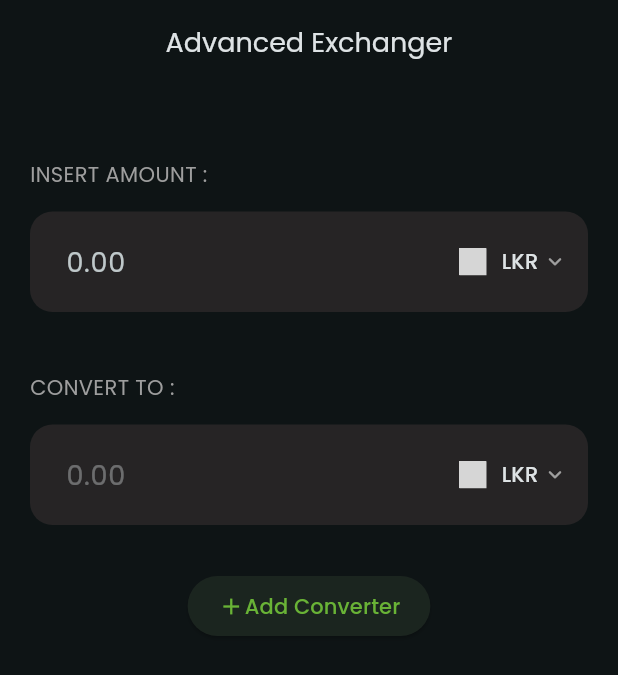
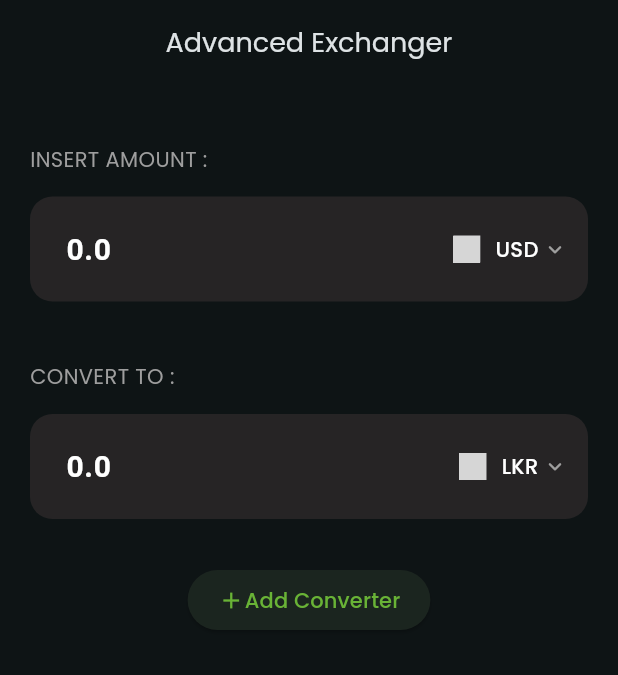
Before and after one commit to RaveenRPY/RateMate, a Flutter app: the ConversionView screen opened directly, on a phone screen of 412 x 824 dp. Shown: the top 675 px of the screen. Run offline on Flutter 3.47's test engine with Material 3 defaults, Android fonts, the light colour scheme and no system bars; our stand-ins replace bloc, dartz, dio, flutter_bloc, google_fonts; missing offline and left inert: country_currency_pickers, country_flags, currency_picker, money2; network calls fail; Roboto replaces fonts that are missing (Orbit); statements that could not run were skipped; grey boxes are pictures that could not be loaded.

Commit message:
Add styling

```diff
--- a/lib/features/presentation/views/conversion_view.dart
+++ b/lib/features/presentation/views/conversion_view.dart
@@ -5,6 +5,7 @@ import 'package:flutter/material.dart';
 import 'package:google_fonts/google_fonts.dart';
 import 'package:country_flags/country_flags.dart';
 import 'package:money2/money2.dart' as money2;
+import 'package:ratemate/utils/app_styles.dart';
 import 'package:ratemate/utils/app_utils.dart';
 
 import '../widgets/currency_container.dart';
@@ -19,6 +20,9 @@ class ConversionView extends StatefulWidget {
 class _ConversionViewState extends State<ConversionView> {
   String currencyCode = 'LKR';
   String? countryCode;
+  double mainAmount = 0;
+
+  TextEditingController mainAmountController = TextEditingController();
 
   @override
   void initState() {
@@ -46,22 +50,36 @@ class _ConversionViewState extends State<ConversionView> {
               child: Column(
                 crossAxisAlignment: CrossAxisAlignment.start,
                 children: [
-              const SizedBox(height: 50),
+                  const SizedBox(height: 40),
                   Text(
                     'INSERT AMOUNT :',
-                style: GoogleFonts.poppins(color: Colors.grey),
+                    style: AppStyling.thin14Grey(),
                   ),
                   const SizedBox(height: 15),
                   CurrencyContainer(
                     isBaseCurrency: true,
+                    currencyCode: 'USD',
+                    controller: mainAmountController,
+                    onAmountChanged: (amount) {
+                      setState(() {
+                        // mainAmount = double.tryParse(amount) ?? 0;
+                      });
+                    },
                   ),
                   const SizedBox(height: 40),
                   Text(
                     'CONVERT TO :',
-                style: GoogleFonts.poppins(color: Colors.grey),
+                    style: AppStyling.thin14Grey(),
                   ),
                   const SizedBox(height: 15),
-              CurrencyContainer(),
+                  CurrencyContainer(
+                    currencyCode: 'LKR',
+                    onAmountChanged: (amount) {
+                      // Do something with the converted amount
+                    },
+                    // amount2Convert: mainAmountController.text,
+                    initialValue: mainAmountController.text,
+                  ),
                   const SizedBox(height: 30),
                   Center(
                     child: ElevatedButton(
--- a/lib/features/presentation/views/splash_view.dart
+++ b/lib/features/presentation/views/splash_view.dart
@@ -15,15 +15,12 @@ class _SplashViewState extends State<SplashView> {
 
   @override
   void initState() {
-    BlocProvider.of<RatesBloc>(context).add(RatesRequestEvent(baseCode: 'LKR'));
+    BlocProvider.of<RatesBloc>(context).add(RatesRequestEvent(baseCode: 'USD'));
     super.initState();
   }
 
   @override
   void didChangeDependencies() async {
-    await Future.delayed(const Duration(seconds: 2), () {
-
-    });
     super.didChangeDependencies();
   }
 
--- a/lib/features/presentation/widgets/currency_container.dart
+++ b/lib/features/presentation/widgets/currency_container.dart
@@ -2,20 +2,27 @@ import 'package:country_flags/country_flags.dart';
 import 'package:currency_picker/currency_picker.dart';
 import 'package:flutter/material.dart';
 import 'package:google_fonts/google_fonts.dart';
+import 'package:ratemate/utils/app_constants.dart';
+import 'package:ratemate/utils/app_styles.dart';
 import 'package:ratemate/utils/app_utils.dart';
 
 class CurrencyContainer extends StatefulWidget {
   bool? isBaseCurrency;
+  String? amount2Convert;
   TextEditingController? controller;
   String? initialValue;
   String? currencyCode;
+  final ValueChanged<String>? onAmountChanged;
 
-  CurrencyContainer(
-      {super.key,
-      this.isBaseCurrency,
-      this.controller,
-      this.initialValue,
-      this.currencyCode});
+  CurrencyContainer({
+    super.key,
+    this.isBaseCurrency = false,
+    this.amount2Convert,
+    this.controller,
+    this.initialValue,
+    this.currencyCode,
+    this.onAmountChanged,
+  });
 
   @override
   State<CurrencyContainer> createState() => _CurrencyContainerState();
@@ -24,35 +31,56 @@ class CurrencyContainer extends StatefulWidget {
 class _CurrencyContainerState extends State<CurrencyContainer> {
   String? countryCode;
   String? currencyCode;
-  String? amount;
+  late TextEditingController controller;
+  late double rateFactor;
 
   @override
   void initState() {
-    setState(() {
-      currencyCode = widget.currencyCode ?? 'LKR';
-      countryCode = AppUtils.currency2CountryCode(currencyCode!);
-    });
     super.initState();
+    currencyCode = widget.currencyCode ?? 'LKR';
+    countryCode = AppUtils.currency2CountryCode(currencyCode!);
+    controller = widget.controller ?? TextEditingController();
+    controller.addListener(_onControllerChanged);
+
+    rateFactor = AppConstants.ratesMap[currencyCode]!;
+  }
+
+  @override
+  void dispose() {
+    controller.removeListener(_onControllerChanged);
+    if (!widget.isBaseCurrency!) {
+      controller.dispose();
+    }
+    super.dispose();
+  }
+
+  void _onControllerChanged() {
+    if (widget.onAmountChanged != null) {
+      widget.onAmountChanged!(controller.text);
+    }
   }
 
   @override
   Widget build(BuildContext context) {
     return TextFormField(
-      controller: widget.controller,
-
-      onTapOutside: (PointerDownEvent event) {
-        FocusScope.of(context).unfocus();
+      controller: widget.isBaseCurrency! ? controller : null,
+      cursorColor: Colors.green,
+      keyboardType: TextInputType.number,
+      style: AppStyling.bold20White(),
+      onChanged: (amount) {
+        _onControllerChanged();
       },
-      initialValue: widget.initialValue,
-      cursorColor: Colors.green,
-      style: GoogleFonts.poppins(fontSize: 18),
+      onTapOutside: (PointerDownEvent p){FocusScope.of(context).unfocus();},
       decoration: InputDecoration(
         enabled: widget.isBaseCurrency ?? false,
-        contentPadding: const EdgeInsets.fromLTRB(20, 20,10,20),
+        contentPadding: const EdgeInsets.fromLTRB(20, 20, 10, 20),
         filled: true,
+        hintStyle: AppStyling.bold20White(),
         fillColor: const Color(0xff262425),
         border: OutlineInputBorder(borderRadius: BorderRadius.circular(15)),
-        hintText: widget.initialValue ?? '0.00',
+        hintText: widget.initialValue == '' || widget.initialValue == null
+            ? '0.0'
+            : ((double.parse(widget.initialValue!) * rateFactor).toStringAsFixed(2)).toString(),
         enabledBorder: OutlineInputBorder(
             borderSide: const BorderSide(color: Colors.transparent),
             borderRadius: BorderRadius.circular(15)),
@@ -62,7 +90,6 @@ class _CurrencyContainerState extends State<CurrencyContainer> {
         focusedBorder: OutlineInputBorder(
             borderSide: const BorderSide(color: Colors.green, width: 1.5),
             borderRadius: BorderRadius.circular(15)),
-
         suffixIcon: Padding(
           padding: const EdgeInsets.only(right: 10),
           child: Material(
@@ -85,14 +112,14 @@ class _CurrencyContainerState extends State<CurrencyContainer> {
                     const SizedBox(width: 10),
                     Text(
                       currencyCode!,
-                      style: GoogleFonts.poppins(fontWeight: FontWeight.w500),
+                      style: AppStyling.medium14White(),
                     ),
                     const SizedBox(width: 2),
                     const Icon(
                       Icons.keyboard_arrow_down_rounded,
                       size: 18,
                       color: Colors.grey,
-                    )
+                    ),
                   ],
                 ),
               ),
@@ -106,16 +133,16 @@ class _CurrencyContainerState extends State<CurrencyContainer> {
                   onSelect: (Currency currency) {
                     setState(() {
                       currencyCode = currency.code;
-                      countryCode = AppUtils.currency2CountryCode(currencyCode!);
+                      countryCode =
+                          AppUtils.currency2CountryCode(currencyCode!);
                     });
                   },
+                  currencyFilter: AppConstants.currencyList,
                   theme: CurrencyPickerThemeData(
                     flagSize: 25,
-                    titleTextStyle: const TextStyle(fontSize: 17),
-                    subtitleTextStyle: TextStyle(
-                        fontSize: 15, color: Theme.of(context).hintColor),
+                    titleTextStyle: AppStyling.medium16White(),
+                    subtitleTextStyle: AppStyling.thin14Grey().copyWith(color: Theme.of(context).hintColor),
                     bottomSheetHeight: MediaQuery.of(context).size.height * 0.8,
-                    //Optional. Styles the search field.
                     inputDecoration: InputDecoration(
                       labelText: 'Search',
                       prefixIcon: const Icon(Icons.search),
--- /dev/null
+++ b/lib/utils/app_constants.dart
@@ -0,0 +1,4 @@
+class AppConstants {
+  static List<String> currencyList = [];
+  static Map<String, double> ratesMap = {};
+}
--- /dev/null
+++ b/lib/utils/app_styles.dart
@@ -0,0 +1,17 @@
+import 'package:flutter/material.dart';
+import 'package:google_fonts/google_fonts.dart';
+
+class AppStyling {
+  static TextStyle thin14Grey() {
+    return GoogleFonts.poppins(color: Colors.grey, fontSize: 14);
+  }
+  static TextStyle medium14White() {
+    return GoogleFonts.poppins(fontWeight: FontWeight.w500, fontSize: 14, color: Colors.white);
+  }
+  static TextStyle medium16White() {
+    return GoogleFonts.poppins(fontWeight: FontWeight.w500, fontSize: 16, color: Colors.white);
+  }
+  static TextStyle bold20White() {
+    return GoogleFonts.orbit(fontSize: 20, fontWeight: FontWeight.bold, color: Colors.white);
+  }
+}
```
Also changed, not shown: lib/features/presentation/bloc/rates/rates_bloc.dart (+22 -21 lines). Lines whose indentation alone changed are shown as unchanged.
